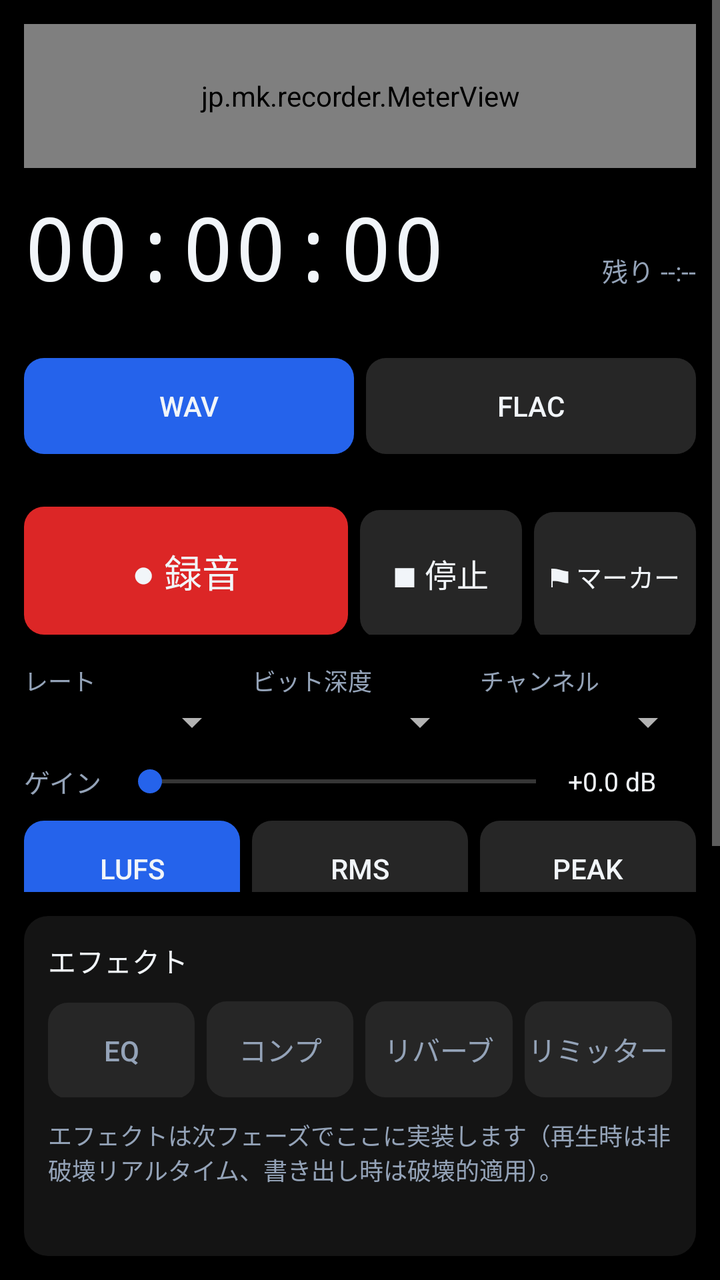
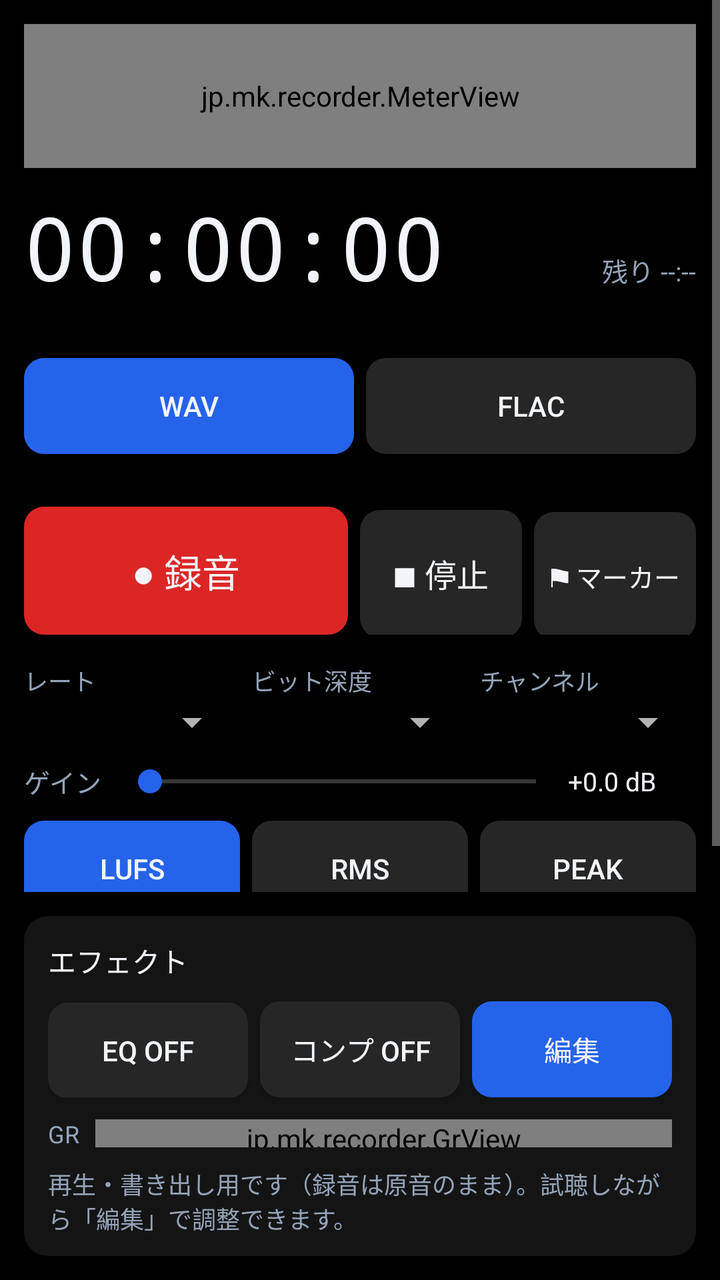

Compare the two renders of this Android layout. The source of the first and the diff that turns it into the second are given below.
<!-- AndroidManifest.xml: application theme AppTheme -->
<!-- res/layout/view_record.xml -->
<?xml version="1.0" encoding="utf-8"?>
<LinearLayout xmlns:android="http://schemas.android.com/apk/res/android"
    android:layout_width="match_parent"
    android:layout_height="match_parent"
    android:orientation="vertical">

    <ScrollView
        android:layout_width="match_parent"
        android:layout_height="0dp"
        android:layout_weight="1">

    <LinearLayout
        android:layout_width="match_parent"
        android:layout_height="wrap_content"
        android:orientation="vertical"
        android:padding="12dp">

        <jp.mk.recorder.MeterView
            android:id="@+id/meterView"
            android:layout_width="match_parent"
            android:layout_height="72dp" />

        <LinearLayout
            android:layout_width="match_parent"
            android:layout_height="wrap_content"
            android:orientation="horizontal"
            android:gravity="bottom"
            android:layout_marginTop="10dp">

            <TextView
                android:id="@+id/tvRecTime"
                android:layout_width="0dp"
                android:layout_height="wrap_content"
                android:layout_weight="1"
                android:text="00:00:00"
                android:textSize="44sp"
                android:textColor="@color/text_main"
                android:fontFamily="monospace" />

            <TextView
                android:id="@+id/tvRemain"
                android:layout_width="wrap_content"
                android:layout_height="wrap_content"
                android:text="残り --:--"
                android:textSize="13sp"
                android:textColor="@color/text_sub" />
        </LinearLayout>

        <TextView
            android:id="@+id/tvStatus"
            android:layout_width="match_parent"
            android:layout_height="wrap_content"
            android:text=""
            android:textSize="12sp"
            android:textColor="@color/text_sub" />

        <LinearLayout
            android:layout_width="match_parent"
            android:layout_height="wrap_content"
            android:orientation="horizontal"
            android:layout_marginTop="10dp">

            <Button
                android:id="@+id/btnFmtWav"
                android:layout_width="0dp"
                android:layout_height="wrap_content"
                android:layout_weight="1"
                android:text="WAV"
                android:textColor="@color/text_main"
                android:background="@drawable/bg_button_primary" />

            <Button
                android:id="@+id/btnFmtFlac"
                android:layout_width="0dp"
                android:layout_height="wrap_content"
                android:layout_weight="1"
                android:layout_marginStart="6dp"
                android:text="FLAC"
                android:textColor="@color/text_main"
                android:background="@drawable/bg_button_secondary" />
        </LinearLayout>

        <TextView
            android:id="@+id/tvFmtNote"
            android:layout_width="match_parent"
            android:layout_height="wrap_content"
            android:text=""
            android:textSize="12sp"
            android:textColor="@color/text_sub" />

        <LinearLayout
            android:layout_width="match_parent"
            android:layout_height="wrap_content"
            android:orientation="horizontal"
            android:layout_marginTop="10dp">

            <Button
                android:id="@+id/btnRec"
                android:layout_width="0dp"
                android:layout_height="64dp"
                android:layout_weight="2"
                android:text="● 録音"
                android:textSize="19sp"
                android:textColor="@color/text_main"
                android:background="@drawable/bg_button_rec" />

            <Button
                android:id="@+id/btnStop"
                android:layout_width="0dp"
                android:layout_height="64dp"
                android:layout_weight="1"
                android:layout_marginStart="6dp"
                android:text="■ 停止"
                android:textSize="16sp"
                android:textColor="@color/text_main"
                android:background="@drawable/bg_button_secondary" />

            <Button
                android:id="@+id/btnMarker"
                android:layout_width="0dp"
                android:layout_height="64dp"
                android:layout_weight="1"
                android:layout_marginStart="6dp"
                android:text="⚑ マーカー"
                android:textSize="13sp"
                android:textColor="@color/text_main"
                android:background="@drawable/bg_button_secondary" />
        </LinearLayout>

        <LinearLayout
            android:layout_width="match_parent"
            android:layout_height="wrap_content"
            android:orientation="horizontal"
            android:layout_marginTop="14dp">

            <LinearLayout
                android:layout_width="0dp"
                android:layout_height="wrap_content"
                android:layout_weight="1"
                android:orientation="vertical">
                <TextView android:layout_width="wrap_content" android:layout_height="wrap_content"
                    android:text="レート" android:textSize="12sp" android:textColor="@color/text_sub" />
                <Spinner
                    android:id="@+id/spRate"
                    android:layout_width="match_parent"
                    android:layout_height="wrap_content" />
            </LinearLayout>

            <LinearLayout
                android:layout_width="0dp"
                android:layout_height="wrap_content"
                android:layout_weight="1"
                android:orientation="vertical"
                android:layout_marginStart="6dp">
                <TextView android:layout_width="wrap_content" android:layout_height="wrap_content"
                    android:text="ビット深度" android:textSize="12sp" android:textColor="@color/text_sub" />
                <Spinner
                    android:id="@+id/spDepth"
                    android:layout_width="match_parent"
                    android:layout_height="wrap_content" />
            </LinearLayout>

            <LinearLayout
                android:layout_width="0dp"
                android:layout_height="wrap_content"
                android:layout_weight="1"
                android:orientation="vertical"
                android:layout_marginStart="6dp">
                <TextView android:layout_width="wrap_content" android:layout_height="wrap_content"
                    android:text="チャンネル" android:textSize="12sp" android:textColor="@color/text_sub" />
                <Spinner
                    android:id="@+id/spCh"
                    android:layout_width="match_parent"
                    android:layout_height="wrap_content" />
            </LinearLayout>
        </LinearLayout>

        <LinearLayout
            android:layout_width="match_parent"
            android:layout_height="wrap_content"
            android:orientation="horizontal"
            android:gravity="center_vertical"
            android:layout_marginTop="8dp">

            <TextView
                android:layout_width="wrap_content"
                android:layout_height="wrap_content"
                android:text="ゲイン"
                android:textSize="13sp"
                android:textColor="@color/text_sub" />

            <SeekBar
                android:id="@+id/seekGain"
                android:layout_width="0dp"
                android:layout_height="wrap_content"
                android:layout_weight="1"
                android:layout_marginStart="8dp"
                android:max="720" />

            <TextView
                android:id="@+id/tvGain"
                android:layout_width="64dp"
                android:layout_height="wrap_content"
                android:text="+0.0 dB"
                android:textSize="13sp"
                android:textColor="@color/text_main" />
        </LinearLayout>

        <LinearLayout
            android:layout_width="match_parent"
            android:layout_height="wrap_content"
            android:orientation="horizontal"
            android:layout_marginTop="10dp">

            <Button
                android:id="@+id/btnMeterLufs"
                android:layout_width="0dp"
                android:layout_height="wrap_content"
                android:layout_weight="1"
                android:text="LUFS"
                android:textColor="@color/text_main"
                android:background="@drawable/bg_button_primary" />

            <Button
                android:id="@+id/btnMeterRms"
                android:layout_width="0dp"
                android:layout_height="wrap_content"
                android:layout_weight="1"
                android:layout_marginStart="6dp"
                android:text="RMS"
                android:textColor="@color/text_main"
                android:background="@drawable/bg_button_secondary" />

            <Button
                android:id="@+id/btnMeterPeak"
                android:layout_width="0dp"
                android:layout_height="wrap_content"
                android:layout_weight="1"
                android:layout_marginStart="6dp"
                android:text="PEAK"
                android:textColor="@color/text_main"
                android:background="@drawable/bg_button_secondary" />
        </LinearLayout>
    </LinearLayout>
    </ScrollView>

    <LinearLayout
        android:id="@+id/fxArea"
        android:layout_width="match_parent"
        android:layout_height="170dp"
        android:orientation="vertical"
        android:background="@drawable/bg_card"
        android:layout_margin="12dp"
        android:padding="12dp">

        <TextView
            android:layout_width="wrap_content"
            android:layout_height="wrap_content"
            android:text="エフェクト"
            android:textSize="14sp"
            android:textColor="@color/text_main" />

        <LinearLayout
            android:layout_width="match_parent"
            android:layout_height="wrap_content"
            android:orientation="horizontal"
            android:layout_marginTop="10dp">

            <Button
                android:layout_width="0dp"
                android:layout_height="wrap_content"
                android:layout_weight="1"
                android:text="EQ"
                android:enabled="false"
                android:textColor="@color/text_sub"
                android:background="@drawable/bg_button_secondary" />

            <Button
                android:layout_width="0dp"
                android:layout_height="wrap_content"
                android:layout_weight="1"
                android:layout_marginStart="6dp"
                android:text="コンプ"
                android:enabled="false"
                android:textColor="@color/text_sub"
                android:background="@drawable/bg_button_secondary" />

            <Button
                android:layout_width="0dp"
                android:layout_height="wrap_content"
                android:layout_weight="1"
                android:layout_marginStart="6dp"
                android:text="リバーブ"
                android:enabled="false"
                android:textColor="@color/text_sub"
                android:background="@drawable/bg_button_secondary" />

            <Button
                android:layout_width="0dp"
                android:layout_height="wrap_content"
                android:layout_weight="1"
                android:layout_marginStart="6dp"
                android:text="リミッター"
                android:enabled="false"
                android:textColor="@color/text_sub"
                android:background="@drawable/bg_button_secondary" />
        </LinearLayout>

        <TextView
            android:layout_width="match_parent"
            android:layout_height="wrap_content"
            android:layout_marginTop="10dp"
            android:text="エフェクトは次フェーズでここに実装します（再生時は非破壊リアルタイム、書き出し時は破壊的適用）。"
            android:textSize="12sp"
            android:textColor="@color/text_sub" />
    </LinearLayout>
</LinearLayout>
<!-- resources referenced by this layout -->
<resources>
  <color name="text_main">#F1F5F9</color>
  <color name="text_sub">#94A3B8</color>
  <!-- drawable bg_button_primary (drawable) -->
  <?xml version="1.0" encoding="utf-8"?>
  <shape xmlns:android="http://schemas.android.com/apk/res/android" android:shape="rectangle">
      <corners android:radius="10dp" />
      <solid android:color="@color/accent" />
  </shape>
  <!-- drawable bg_button_rec (drawable) -->
  <?xml version="1.0" encoding="utf-8"?>
  <shape xmlns:android="http://schemas.android.com/apk/res/android" android:shape="rectangle">
      <corners android:radius="10dp" />
      <solid android:color="@color/rec_red" />
  </shape>
  <!-- drawable bg_button_secondary (drawable) -->
  <?xml version="1.0" encoding="utf-8"?>
  <shape xmlns:android="http://schemas.android.com/apk/res/android" android:shape="rectangle">
      <corners android:radius="10dp" />
      <solid android:color="#262626" />
  </shape>
  <!-- drawable bg_card (drawable) -->
  <?xml version="1.0" encoding="utf-8"?>
  <shape xmlns:android="http://schemas.android.com/apk/res/android" android:shape="rectangle">
      <corners android:radius="12dp" />
      <solid android:color="@color/card" />
  </shape>
  <style name="AppTheme" parent="android:Theme.Material.NoActionBar">
          <item name="android:windowBackground">@color/bg</item>
          <item name="android:colorAccent">@color/accent</item>
          <item name="android:textColor">@color/text_main</item>
      </style>
  <color name="accent">#2563EB</color>
  <color name="rec_red">#DC2626</color>
  <color name="card">#141414</color>
  <color name="bg">#000000</color>
</resources>

<!-- the commit's change to res/layout/view_record.xml (unified diff, before → after) -->
@@ -267,50 +267,62 @@
             android:layout_marginTop="10dp">
 
             <Button
-                android:layout_width="0dp"
-                android:layout_height="wrap_content"
-                android:layout_weight="1"
-                android:text="EQ"
-                android:enabled="false"
-                android:textColor="@color/text_sub"
-                android:background="@drawable/bg_button_secondary" />
-
-            <Button
-                android:layout_width="0dp"
-                android:layout_height="wrap_content"
-                android:layout_weight="1"
-                android:layout_marginStart="6dp"
-                android:text="コンプ"
-                android:enabled="false"
-                android:textColor="@color/text_sub"
-                android:background="@drawable/bg_button_secondary" />
-
-            <Button
-                android:layout_width="0dp"
-                android:layout_height="wrap_content"
-                android:layout_weight="1"
-                android:layout_marginStart="6dp"
-                android:text="リバーブ"
-                android:enabled="false"
-                android:textColor="@color/text_sub"
-                android:background="@drawable/bg_button_secondary" />
-
-            <Button
-                android:layout_width="0dp"
-                android:layout_height="wrap_content"
-                android:layout_weight="1"
-                android:layout_marginStart="6dp"
-                android:text="リミッター"
-                android:enabled="false"
-                android:textColor="@color/text_sub"
-                android:background="@drawable/bg_button_secondary" />
+                android:id="@+id/btnFxEq"
+                android:layout_width="0dp"
+                android:layout_height="wrap_content"
+                android:layout_weight="1"
+                android:text="EQ OFF"
+                android:textColor="@color/text_main"
+                android:background="@drawable/bg_button_secondary" />
+
+            <Button
+                android:id="@+id/btnFxComp"
+                android:layout_width="0dp"
+                android:layout_height="wrap_content"
+                android:layout_weight="1"
+                android:layout_marginStart="6dp"
+                android:text="コンプ OFF"
+                android:textColor="@color/text_main"
+                android:background="@drawable/bg_button_secondary" />
+
+            <Button
+                android:id="@+id/btnFxEdit"
+                android:layout_width="0dp"
+                android:layout_height="wrap_content"
+                android:layout_weight="1"
+                android:layout_marginStart="6dp"
+                android:text="編集"
+                android:textColor="@color/text_main"
+                android:background="@drawable/bg_button_primary" />
+        </LinearLayout>
+
+        <LinearLayout
+            android:layout_width="match_parent"
+            android:layout_height="wrap_content"
+            android:orientation="horizontal"
+            android:gravity="center_vertical"
+            android:layout_marginTop="10dp">
+
+            <TextView
+                android:layout_width="wrap_content"
+                android:layout_height="wrap_content"
+                android:text="GR"
+                android:textSize="12sp"
+                android:textColor="@color/text_sub" />
+
+            <jp.mk.recorder.GrView
+                android:id="@+id/grViewRec"
+                android:layout_width="0dp"
+                android:layout_height="14dp"
+                android:layout_weight="1"
+                android:layout_marginStart="8dp" />
         </LinearLayout>
 
         <TextView
             android:layout_width="match_parent"
             android:layout_height="wrap_content"
-            android:layout_marginTop="10dp"
-            android:text="エフェクトは次フェーズでここに実装します（再生時は非破壊リアルタイム、書き出し時は破壊的適用）。"
+            android:layout_marginTop="8dp"
+            android:text="再生・書き出し用です（録音は原音のまま）。試聴しながら「編集」で調整できます。"
             android:textSize="12sp"
             android:textColor="@color/text_sub" />
     </LinearLayout>
